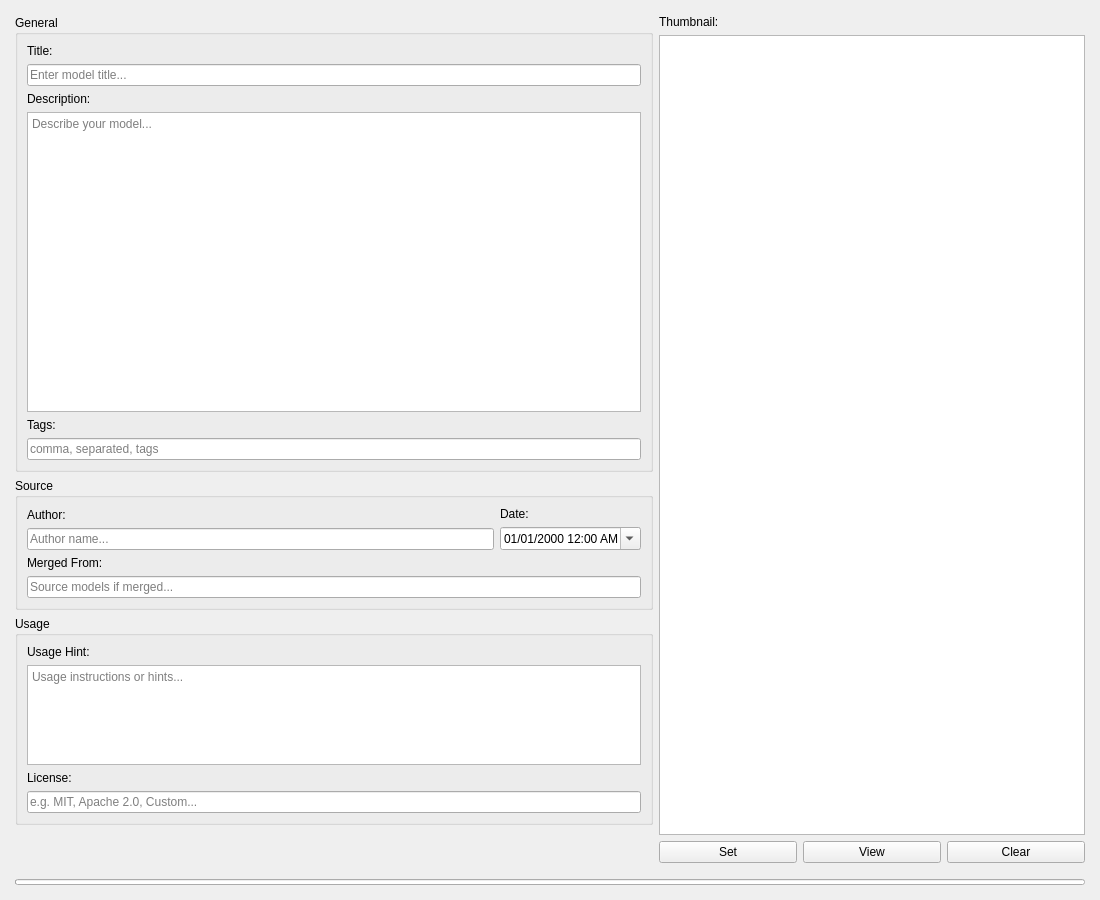
Qt form designer/main_view.ui (KPandaK/metaeditor_safetensors) before a commit.
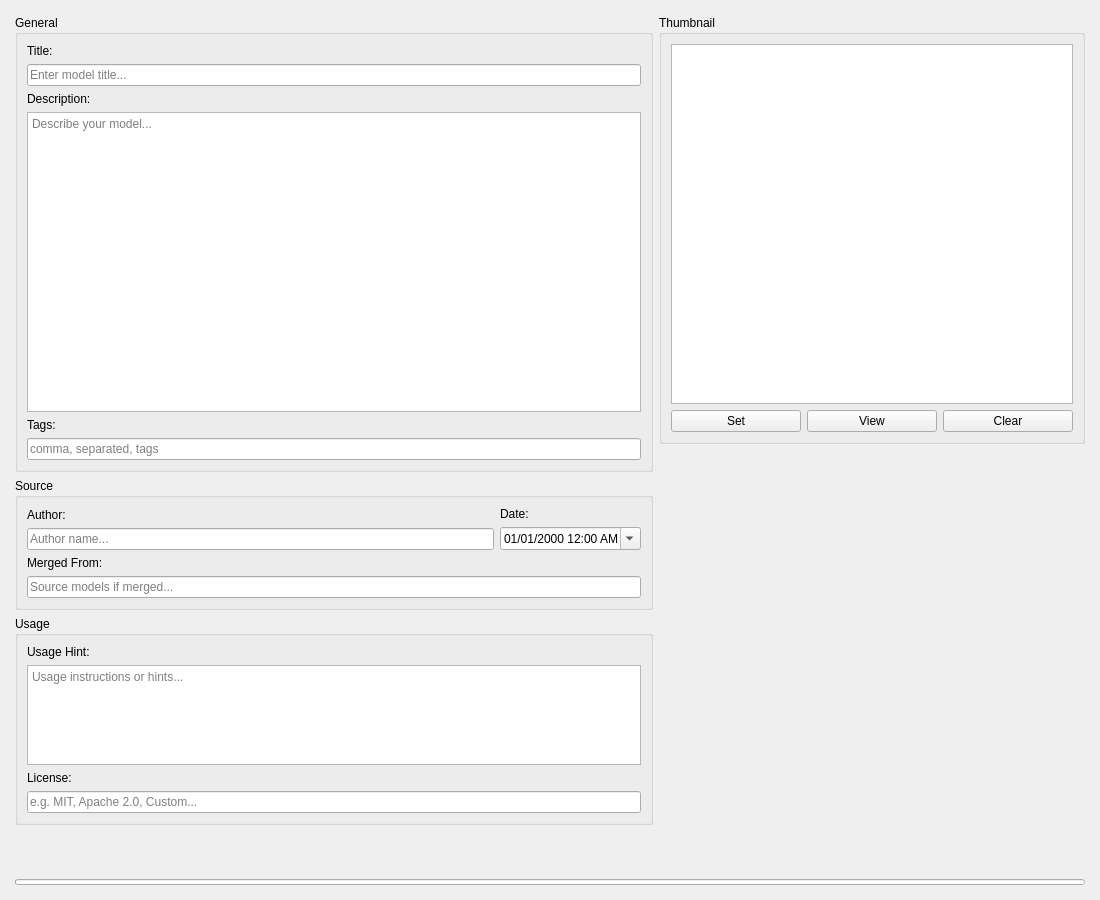
The same form after that commit. Custom widgets are drawn as their Qt base class.

The edit to the form file:
```diff
--- a/designer/main_view.ui
+++ b/designer/main_view.ui
@@ -274,12 +274,20 @@
      <item>
       <layout class="QVBoxLayout" name="thumbnailColumn">
        <item>
-        <widget class="QLabel" name="thumbnailLabel">
-         <property name="text">
-          <string>Thumbnail:</string>
+        <widget class="QGroupBox" name="groupBox">
+         <property name="sizePolicy">
+          <sizepolicy hsizetype="Expanding" vsizetype="Expanding">
+           <horstretch>0</horstretch>
+           <verstretch>0</verstretch>
+          </sizepolicy>
          </property>
-        </widget>
-       </item>
+         <property name="title">
+          <string>Thumbnail</string>
+         </property>
+         <layout class="QVBoxLayout" name="verticalLayout_5" stretch="1,0">
+          <property name="spacing">
+           <number>6</number>
+          </property>
        <item>
         <widget class="ImageWidget" name="thumbnailDisplay">
          <property name="sizePolicy">
@@ -332,6 +340,9 @@
           </widget>
          </item>
         </layout>
+          </item>
+         </layout>
+        </widget>
        </item>
        <item>
         <spacer name="thumbnailSpacer">
```
Lines whose indentation alone changed are shown as unchanged.
